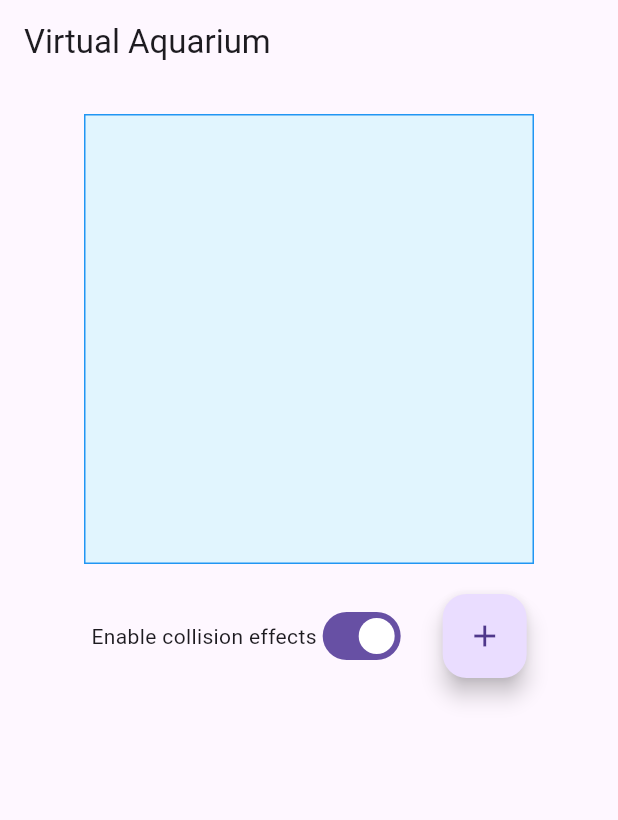
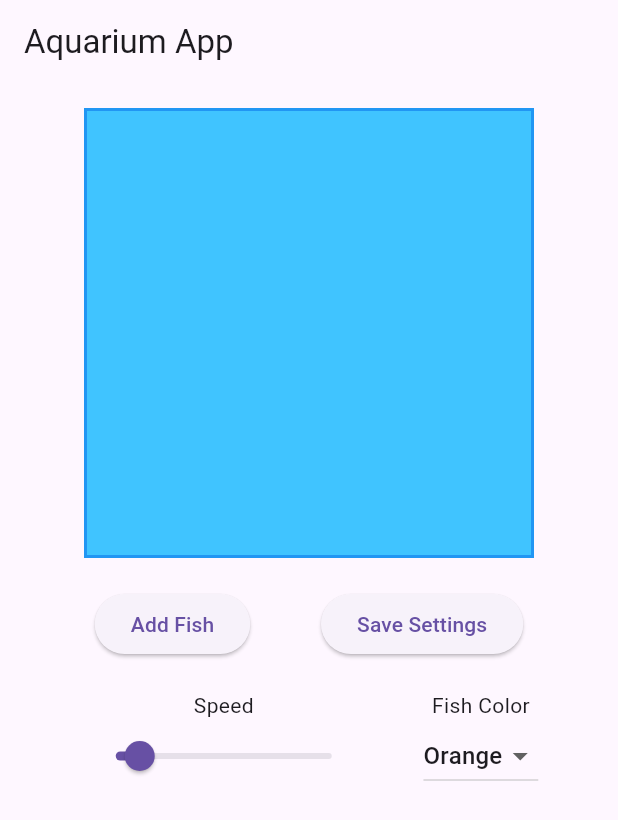
Before and after one commit to KaozhiChen/virtual_aquarium_app, a Flutter app: the screen it shows after launch, on a phone screen of 412 x 824 dp. Shown: the top 820 px of the screen. Run offline on Flutter 3.47's test engine with Material 3 defaults, Android fonts, the phone set to English and light mode, and no system bars.

Commit message:
adjust layout

```diff
--- a/lib/main.dart
+++ b/lib/main.dart
@@ -1,17 +1,16 @@
-import 'dart:math';
 import 'package:flutter/material.dart';
 
 void main() {
-  runApp(const VirtualAquariumApp());
+  runApp(const AquariumApp());
 }
 
-class VirtualAquariumApp extends StatelessWidget {
-  const VirtualAquariumApp({super.key});
+class AquariumApp extends StatelessWidget {
+  const AquariumApp({super.key});
 
   @override
   Widget build(BuildContext context) {
     return const MaterialApp(
-      title: 'Virtual Aquarium',
+      title: 'Aquarium',
       home: AquariumScreen(),
     );
   }
@@ -25,109 +24,140 @@ class AquariumScreen extends StatefulWidget {
 }
 
 class _AquariumScreenState extends State<AquariumScreen> {
-  List<Fish> fishList = [];
-  bool collisionEnabled = true;
+  // Variables for fish settings
+  double fishSpeed = 1.0;
+  Color selectedColor = Colors.orange;
+  List<Widget> fishList = [];
+
+  // Function to add a new fish
+  void addFish() {
+    setState(() {
+      fishList.add(Positioned(
+        left: 50.0, // Example starting position
+        top: 100.0, // Example starting position
+        child: FishWidget(color: selectedColor),
+      ));
+    });
+  }
+
+  // Function to save settings (to be implemented with local storage)
+  void saveSettings() {}
 
   @override
   Widget build(BuildContext context) {
     return Scaffold(
       appBar: AppBar(
-        title: const Text('Virtual Aquarium'),
+        title: const Text('Aquarium App'),
       ),
-      body: Center(
+      body: Padding(
+        padding: const EdgeInsets.all(16.0),
         child: Column(
           children: [
+            // Aquarium container
             Container(
               width: 300,
               height: 300,
-              margin: const EdgeInsets.all(20),
               decoration: BoxDecoration(
-                border: Border.all(color: Colors.blue),
-                color: Colors.lightBlue[50],
+                border: Border.all(color: Colors.blue, width: 2),
+                color: Colors.lightBlueAccent,
               ),
               child: Stack(
-                children: fishList.map((fish) => _buildFish(fish)).toList(),
+                children: fishList, // The list of fish inside the aquarium
               ),
             ),
+
+            const SizedBox(height: 20),
+
+            // Buttons to add fish and save settings
             Row(
-              mainAxisAlignment: MainAxisAlignment.center,
+              mainAxisAlignment: MainAxisAlignment.spaceEvenly,
               children: [
-                Row(
+                ElevatedButton(
+                  onPressed: addFish, // Add fish functionality
+                  child: const Text('Add Fish'),
+                ),
+                ElevatedButton(
+                  onPressed: saveSettings, // Save settings functionality
+                  child: const Text('Save Settings'),
+                ),
+              ],
+            ),
+
+            const SizedBox(height: 20),
+
+            // Sliders and dropdowns for settings
+            Row(
+              mainAxisAlignment: MainAxisAlignment.spaceEvenly,
+              children: [
+                // Speed slider
+                Column(
                   children: [
-                    const Text('Enable collision effects'),
-                    Switch(
-                      value: collisionEnabled,
+                    const Text('Speed'),
+                    Slider(
+                      value: fishSpeed,
+                      min: 0.5,
+                      max: 5.0,
                       onChanged: (value) {
                         setState(() {
-                          collisionEnabled = value;
+                          fishSpeed = value;
                         });
                       },
                     ),
                   ],
                 ),
-                const SizedBox(width: 24),
-                FloatingActionButton(
-                  onPressed: _addFish,
-                  child: const Icon(Icons.add),
-                )
+
+                // Color dropdown
+                Column(
+                  children: [
+                    const Text('Fish Color'),
+                    DropdownButton<Color>(
+                      value: selectedColor,
+                      items: const [
+                        DropdownMenuItem(
+                          value: Colors.orange,
+                          child: Text('Orange'),
+                        ),
+                        DropdownMenuItem(
+                          value: Colors.blue,
+                          child: Text('Blue'),
+                        ),
+                        DropdownMenuItem(
+                          value: Colors.green,
+                          child: Text('Green'),
+                        ),
+                      ],
+                      onChanged: (Color? newColor) {
+                        setState(() {
+                          selectedColor = newColor!;
+                        });
+                      },
+                    ),
+                  ],
+                ),
               ],
-            )
+            ),
           ],
         ),
       ),
     );
   }
+}
 
-  Widget _buildFish(Fish fish) {
-    return AnimatedPositioned(
-      duration: const Duration(milliseconds: 500),
-      left: fish.position.dx,
-      top: fish.position.dy,
-      child: AnimatedContainer(
-        duration: const Duration(milliseconds: 300),
-        width: fish.growing ? 50 : 30,
-        height: fish.growing ? 50 : 30,
-        decoration: BoxDecoration(
-          color: fish.color,
-          shape: BoxShape.circle,
-        ),
+// Fish widget (can be customized with animations or images later)
+class FishWidget extends StatelessWidget {
+  final Color color;
+
+  const FishWidget({super.key, required this.color});
+
+  @override
+  Widget build(BuildContext context) {
+    return Container(
+      width: 20,
+      height: 20,
+      decoration: BoxDecoration(
+        color: color,
+        shape: BoxShape.circle,
       ),
     );
   }
-
-  void _addFish() {
-    if (fishList.length < 10) {
-      Fish newFish = Fish(
-        position: Offset(
-          Random().nextDouble() * 280,
-          Random().nextDouble() * 280,
-        ),
-        color: Colors.primaries[Random().nextInt(Colors.primaries.length)],
-        speed: Random().nextDouble() * 5 + 1,
-        growing: true,
-      );
-      setState(() {
-        fishList.add(newFish);
-      });
-
-      Future.delayed(const Duration(seconds: 1), () {
-        setState(() {
-          newFish.growing = false;
-        });
-      });
-    }
-  }
 }
-
-class Fish {
-  Offset position;
-  Color color;
-  double speed;
-  bool growing;
-
-  Fish(
-      {required this.position,
-      required this.color,
-      required this.speed,
-      this.growing = false});
-}
```
